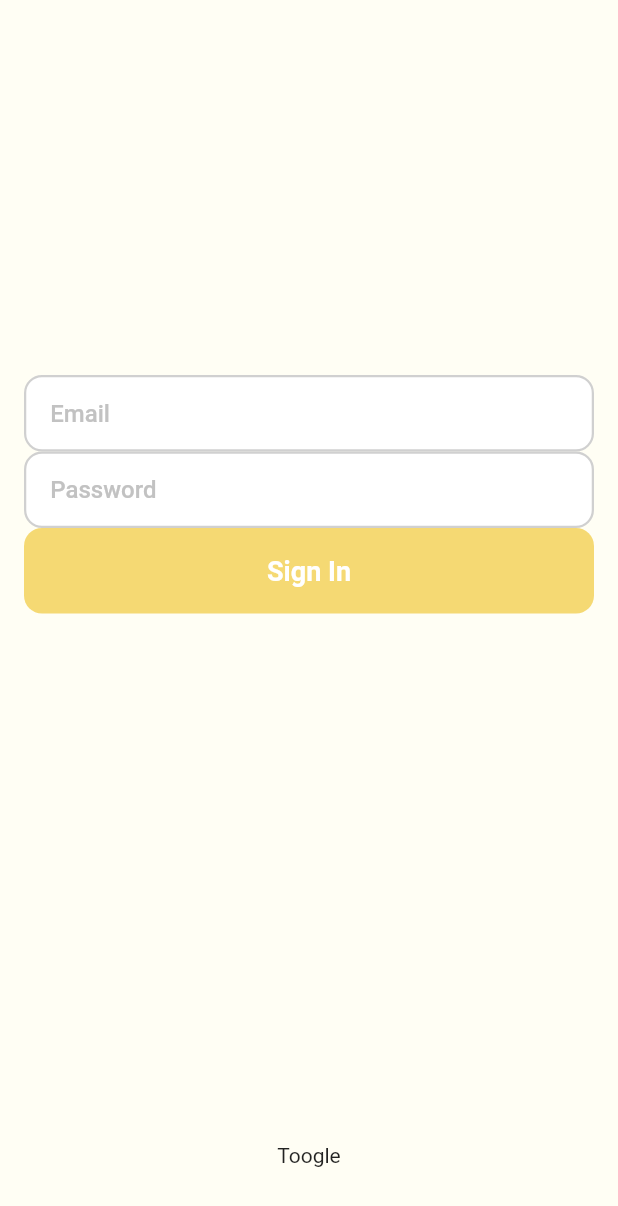
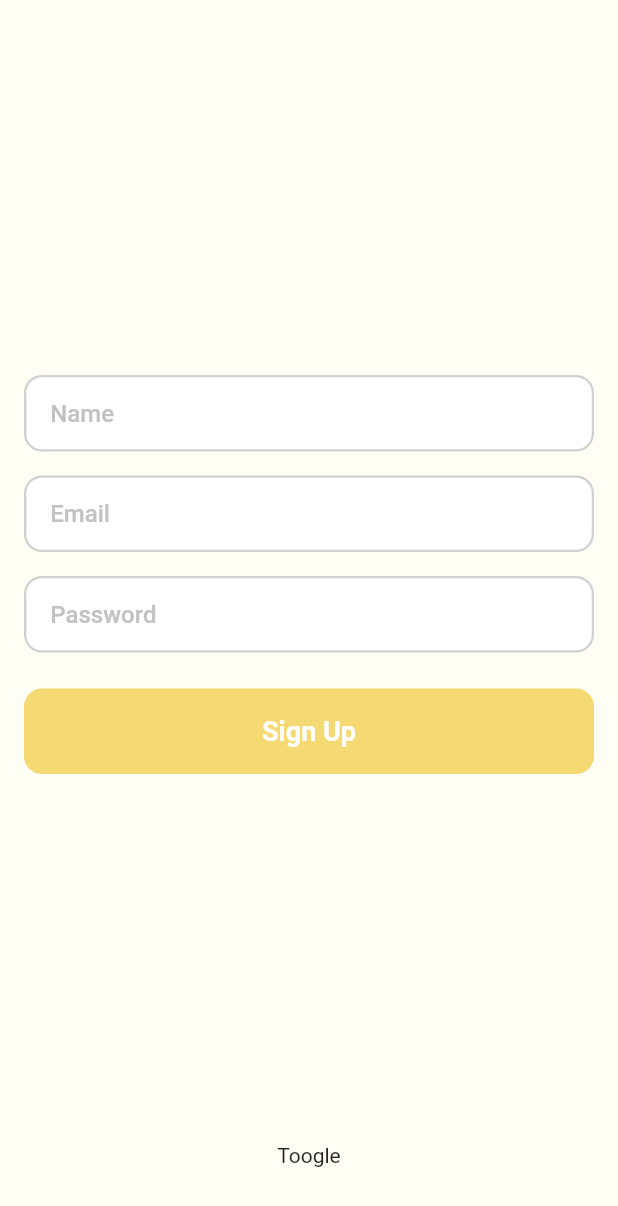
Before and after one commit to ngonhattri/flutter_social, a Flutter app: the screen it shows after launch, after a tap on "Toogle", on a phone screen of 412 x 824 dp. Shown: the top 1206 px of the screen. Run offline on Flutter 3.47's test engine with Material 2 defaults, Android fonts, the phone set to English and light mode, and no system bars.

Commit message:
Signup Screen Design

```diff
--- a/lib/authentication/authentication_view.dart
+++ b/lib/authentication/authentication_view.dart
@@ -1,4 +1,6 @@
 import 'package:flutter/material.dart';
+import 'package:flutter_social/authentication/signin/signin.dart';
+import 'package:flutter_social/authentication/signup/signup.dart';
 import 'package:flutter_social/components/animated_button.dart';
 import 'package:flutter_social/components/auth_switch_button.dart';
 import 'package:flutter_social/components/text_input_field.dart';
@@ -26,37 +28,7 @@ class _AuthenticationViewState extends State<AuthenticationView> {
               16,
               0,
             ),
-            child: Column(
-              children: [
-                TextInputField(
-                  hintText: "Email",
-                  onChanged: (_) {},
-                ),
-                TextInputField(
-                  hintText: "Password",
-                  onChanged: (_) {},
-                ),
-                AnimatedButton(
-                  onTap: () {},
-                  child: Container(
-                    padding: const EdgeInsets.symmetric(vertical: 18),
-                    alignment: Alignment.center,
-                    decoration: BoxDecoration(
-                      color: const Color(0xFFF5D973),
-                      borderRadius: BorderRadius.circular(12),
-                    ),
-                    child: Text(
-                      "Sign In",
-                      style: const TextStyle(
-                        color: Colors.white,
-                        fontWeight: FontWeight.bold,
-                        fontSize: 18,
-                      ),
-                    ),
-                  ),
-                ),
-              ],
-            ),
+            child: _showSignIn ? SignIn() : SignUp(),
           ),
           AuthSwitchButton(
             showSignIn: _showSignIn,
--- /dev/null
+++ b/lib/authentication/signin/button.dart
@@ -0,0 +1,15 @@
+import 'package:flutter/material.dart';
+import 'package:flutter_social/components/animated_button.dart';
+import 'package:flutter_social/components/rounded_button_style.dart';
+
+class SignInButton extends StatelessWidget {
+  const SignInButton({Key? key}) : super(key: key);
+
+  @override
+  Widget build(BuildContext context) {
+    return AnimatedButton(
+      onTap: () {},
+      child: RoundedButtonStyle(title: "Sign In",),
+    );
+  }
+}
--- /dev/null
+++ b/lib/authentication/signin/email.dart
@@ -0,0 +1,14 @@
+import 'package:flutter/material.dart';
+import 'package:flutter_social/components/text_input_field.dart';
+
+class Email extends StatelessWidget {
+  const Email({Key? key}) : super(key: key);
+
+  @override
+  Widget build(BuildContext context) {
+    return TextInputField(
+      hintText: "Email",
+      onChanged: (_) {},
+    );
+  }
+}
--- /dev/null
+++ b/lib/authentication/signin/password.dart
@@ -0,0 +1,14 @@
+import 'package:flutter/material.dart';
+import 'package:flutter_social/components/text_input_field.dart';
+
+class Password extends StatelessWidget {
+  const Password({Key? key}) : super(key: key);
+
+  @override
+  Widget build(BuildContext context) {
+    return TextInputField(
+      hintText: "Password",
+      onChanged: (_) {},
+    );
+  }
+}
--- /dev/null
+++ b/lib/authentication/signin/signin.dart
@@ -0,0 +1,21 @@
+import 'package:flutter/material.dart';
+import 'package:flutter_social/authentication/signin/button.dart';
+import 'package:flutter_social/authentication/signin/email.dart';
+import 'package:flutter_social/authentication/signin/password.dart';
+
+class SignIn extends StatelessWidget {
+  const SignIn({Key? key}) : super(key: key);
+
+  @override
+  Widget build(BuildContext context) {
+    return Column(
+      children: const [
+        Email(),
+        SizedBox(height: 16,),
+        Password(),
+        SizedBox(height: 24,),
+        SignInButton(),
+      ],
+    );
+  }
+}
--- /dev/null
+++ b/lib/authentication/signup/button.dart
@@ -0,0 +1,15 @@
+import 'package:flutter/material.dart';
+import 'package:flutter_social/components/animated_button.dart';
+import 'package:flutter_social/components/rounded_button_style.dart';
+
+class SignUpButton extends StatelessWidget {
+  const SignUpButton({Key? key}) : super(key: key);
+
+  @override
+  Widget build(BuildContext context) {
+    return AnimatedButton(
+      onTap: () {},
+      child: RoundedButtonStyle(title: "Sign Up",),
+    );
+  }
+}
--- /dev/null
+++ b/lib/authentication/signup/email.dart
@@ -0,0 +1,14 @@
+import 'package:flutter/material.dart';
+import 'package:flutter_social/components/text_input_field.dart';
+
+class Email extends StatelessWidget {
+  const Email({Key? key}) : super(key: key);
+
+  @override
+  Widget build(BuildContext context) {
+    return TextInputField(
+      hintText: "Email",
+      onChanged: (_) {},
+    );
+  }
+}
--- /dev/null
+++ b/lib/authentication/signup/name.dart
@@ -0,0 +1,14 @@
+import 'package:flutter/material.dart';
+import 'package:flutter_social/components/text_input_field.dart';
+
+class Name extends StatelessWidget {
+  const Name({Key? key}) : super(key: key);
+
+  @override
+  Widget build(BuildContext context) {
+    return TextInputField(
+      hintText: "Name",
+      onChanged: (_) {},
+    );
+  }
+}
--- /dev/null
+++ b/lib/authentication/signup/password.dart
@@ -0,0 +1,14 @@
+import 'package:flutter/material.dart';
+import 'package:flutter_social/components/text_input_field.dart';
+
+class Password extends StatelessWidget {
+  const Password({Key? key}) : super(key: key);
+
+  @override
+  Widget build(BuildContext context) {
+    return TextInputField(
+      hintText: "Password",
+      onChanged: (_) {},
+    );
+  }
+}
--- /dev/null
+++ b/lib/authentication/signup/signup.dart
@@ -0,0 +1,30 @@
+import 'package:flutter/material.dart';
+import 'package:flutter_social/authentication/signup/button.dart';
+import 'package:flutter_social/authentication/signup/email.dart';
+import 'package:flutter_social/authentication/signup/name.dart';
+import 'package:flutter_social/authentication/signup/password.dart';
+
+class SignUp extends StatelessWidget {
+  const SignUp({Key? key}) : super(key: key);
+
+  @override
+  Widget build(BuildContext context) {
+    return Column(
+      children: const [
+        Name(),
+        SizedBox(
+          height: 16,
+        ),
+        Email(),
+        SizedBox(
+          height: 16,
+        ),
+        Password(),
+        SizedBox(
+          height: 24,
+        ),
+        SignUpButton(),
+      ],
+    );
+  }
+}
--- /dev/null
+++ b/lib/components/rounded_button_style.dart
@@ -0,0 +1,30 @@
+import 'package:flutter/material.dart';
+
+class RoundedButtonStyle extends StatelessWidget {
+  final String title;
+
+  const RoundedButtonStyle({
+    Key? key,
+    required this.title,
+  }) : super(key: key);
+
+  @override
+  Widget build(BuildContext context) {
+    return Container(
+      padding: const EdgeInsets.symmetric(vertical: 18),
+      alignment: Alignment.center,
+      decoration: BoxDecoration(
+        color: const Color(0xFFF5D973),
+        borderRadius: BorderRadius.circular(12),
+      ),
+      child: Text(
+        title,
+        style: const TextStyle(
+          color: Colors.white,
+          fontWeight: FontWeight.bold,
+          fontSize: 18,
+        ),
+      ),
+    );
+  }
+}
```
